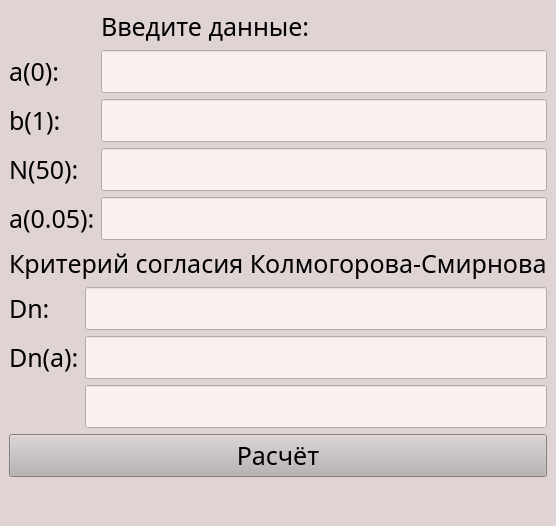
The window that Lab8/mainwindow.ui (VasilevIvanVladimirovich/Eminov-lab) describes before a commit, drawn with Qt 5.
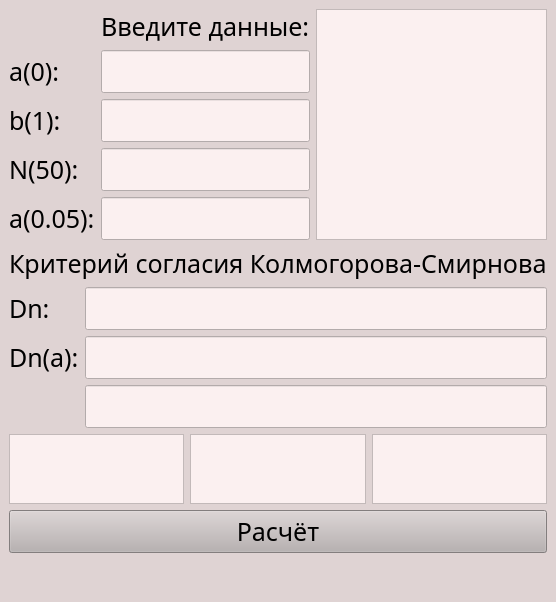
The same window after the commit.

What changed in the file:
```diff
--- a/Lab8/mainwindow.ui
+++ b/Lab8/mainwindow.ui
@@ -97,6 +97,13 @@
         </item>
        </layout>
       </item>
+      <item>
+       <widget class="QTextBrowser" name="textBrowser">
+        <property name="styleSheet">
+         <string notr="true">background-color: #FBF0F0;</string>
+        </property>
+       </widget>
+      </item>
      </layout>
     </item>
     <item>
@@ -145,6 +152,31 @@
       </item>
      </layout>
     </item>
+    <item>
+     <layout class="QHBoxLayout" name="horizontalLayout_2">
+      <item>
+       <widget class="QTextBrowser" name="textBrowser_2">
+        <property name="styleSheet">
+         <string notr="true">background-color: #FBF0F0;</string>
+        </property>
+       </widget>
+      </item>
+      <item>
+       <widget class="QTextBrowser" name="textBrowser_3">
+        <property name="styleSheet">
+         <string notr="true">background-color: #FBF0F0;</string>
+        </property>
+       </widget>
+      </item>
+      <item>
+       <widget class="QTextBrowser" name="textBrowser_4">
+        <property name="styleSheet">
+         <string notr="true">background-color: #FBF0F0;</string>
+        </property>
+       </widget>
+      </item>
+     </layout>
+    </item>
     <item>
      <widget class="QPushButton" name="pushButton">
       <property name="styleSheet">
```
